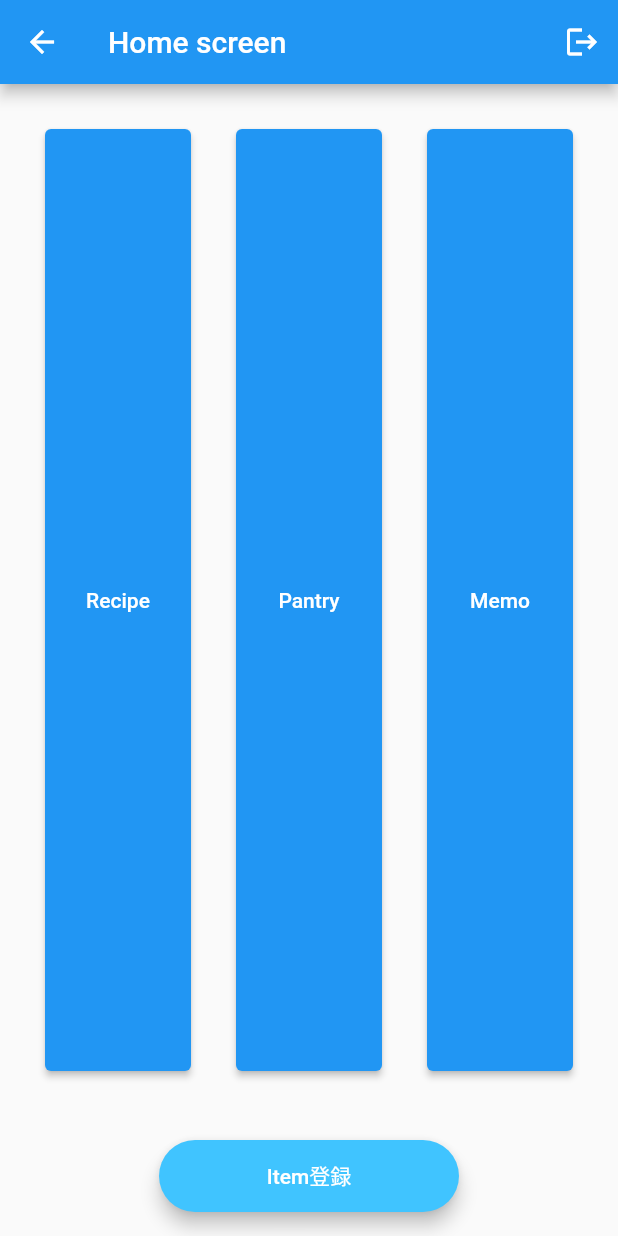
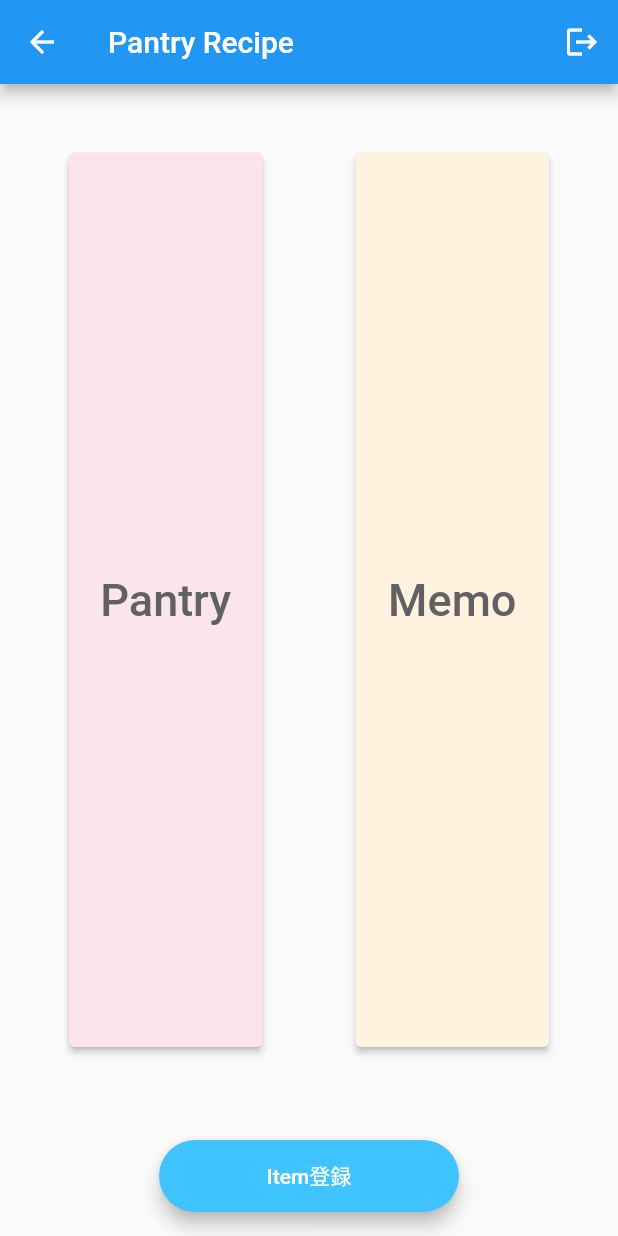
Before and after one commit to hiroyuki29/pantry-recipe-flutter, a Flutter app: the HomeScreen screen opened directly, on a phone screen of 412 x 824 dp. Run offline on Flutter 3.47's test engine with Material 2 defaults, Android fonts, the phone set to English and light mode, and no system bars; our stand-ins replace flutter_hooks, fluttertoast, hooks_riverpod, shared_preferences; accounts and stored records are empty.

Commit message:
modify design

```diff
--- a/lib/api/networking.dart
+++ b/lib/api/networking.dart
@@ -4,6 +4,7 @@ class NetworkHelper {
   NetworkHelper();
 
   final String apiBaseUrl = 'https://nasuhiro-pantry-recipe.herokuapp.com/v1/';
+  // final String apiBaseUrl = 'http://localhost:3000/v1/';
 
   Future getData(
       {required String urlInput,
--- a/lib/constants.dart
+++ b/lib/constants.dart
@@ -27,3 +27,5 @@ const kInputTextDecoration = InputDecoration(
     borderRadius: BorderRadius.all(Radius.circular(32.0)),
   ),
 );
+
+List<Color> tileColorList = [Colors.grey.shade50, Colors.lightGreen.shade50, Colors.red.shade100, Colors.cyan.shade50, Colors.purple.shade50, Colors.yellow.shade50, Colors.brown.shade50];
--- a/lib/main.dart
+++ b/lib/main.dart
@@ -4,7 +4,7 @@ import 'package:pantry_recipe_flutter/screens/singin_and_signup_screen.dart';
 
 void main() {
   runApp(
-    ProviderScope(
+    const ProviderScope(
       child: MyApp(),
     ),
   );
@@ -16,7 +16,7 @@ class MyApp extends StatelessWidget {
   @override
   Widget build(BuildContext context) {
     return MaterialApp(
-      title: 'Flutter Demo',
+      title: 'Pantry Recipe',
       theme: ThemeData(
         primarySwatch: Colors.blue,
       ),
--- a/lib/screens/add_new_item_screen.dart
+++ b/lib/screens/add_new_item_screen.dart
@@ -44,7 +44,7 @@ class AddNewItemScreen extends HookConsumerWidget {
           crossAxisAlignment: CrossAxisAlignment.stretch,
           children: <Widget>[
             const Text(
-              'Add Item',
+              'アイテム追加',
               textAlign: TextAlign.center,
               style: TextStyle(
                 fontSize: 30.0,
--- a/lib/screens/home_screen.dart
+++ b/lib/screens/home_screen.dart
@@ -13,7 +13,7 @@ class HomeScreen extends HookConsumerWidget {
   Widget build(BuildContext context, WidgetRef ref) {
     return Scaffold(
       appBar: AppBar(
-        title: const Text('Home screen'),
+        title: const Text('Pantry Recipe'),
         actions: const [
           IconButtonForSignOut(),
         ],
@@ -31,23 +31,29 @@ class HomeScreen extends HookConsumerWidget {
                 const SizedBox(
                   width: 30,
                 ),
+                // Expanded(
+                //   child: ElevatedButton(
+                //     onPressed: () async {
+                //       Navigator.push(
+                //         context,
+                //         MaterialPageRoute(
+                //             builder: (context) => const HomeScreen()),
+                //       );
+                //     },
+                //     child: const Text('Recipe'),
+                //   ),
+                // ),
+                // const SizedBox(
+                //   width: 30,
+                // ),
                 Expanded(
+                  child: Padding(
+                    padding: const EdgeInsets.all(16.0),
                     child: ElevatedButton(
-                    onPressed: () async {
-                      Navigator.push(
-                        context,
-                        MaterialPageRoute(
-                            builder: (context) => const HomeScreen()),
-                      );
-                    },
-                    child: const Text('Recipe'),
+                      style: ButtonStyle(
+                        backgroundColor:
+                            MaterialStateProperty.all<Color>(Colors.pink.shade50),
                       ),
-                ),
-                const SizedBox(
-                  width: 30,
-                ),
-                Expanded(
-                  child: ElevatedButton(
                       onPressed: () async {
                         Navigator.push(
                           context,
@@ -55,14 +61,27 @@ class HomeScreen extends HookConsumerWidget {
                               builder: (context) => const PantryShowScreen()),
                         );
                       },
-                    child: const Text('Pantry'),
+                      child: Text(
+                        'Pantry',
+                        style: TextStyle(
+                          color: Colors.grey.shade700,
+                          fontSize: 30,
+                        ),
+                      ),
+                    ),
                   ),
                 ),
                 const SizedBox(
                   width: 30,
                 ),
                 Expanded(
+                  child: Padding(
+                    padding: const EdgeInsets.all(16.0),
                     child: ElevatedButton(
+                      style: ButtonStyle(
+                        backgroundColor:
+                            MaterialStateProperty.all<Color>(Colors.orange.shade50),
+                      ),
                       onPressed: () async {
                         Navigator.push(
                           context,
@@ -70,7 +89,14 @@ class HomeScreen extends HookConsumerWidget {
                               builder: (context) => const MemoIndexScreen()),
                         );
                       },
-                    child: const Text('Memo'),
+                      child: Text(
+                        'Memo',
+                        style: TextStyle(
+                          color: Colors.grey.shade700,
+                          fontSize: 30,
+                        ),
+                      ),
+                    ),
                   ),
                 ),
                 const SizedBox(
--- a/lib/screens/memo_index_screen.dart
+++ b/lib/screens/memo_index_screen.dart
@@ -29,7 +29,7 @@ class MemoIndexScreen extends HookConsumerWidget {
 
     return Scaffold(
       appBar: AppBar(
-        title: const Text('Memo_index'),
+        title: const Text('買い物メモリスト'),
         actions: const [
           IconButtonForSignOut(),
         ],
@@ -146,6 +146,7 @@ class UserMemoTile extends HookConsumerWidget {
   Widget build(BuildContext context, WidgetRef ref) {
     return Card(
       child: ListTile(
+        tileColor: Colors.grey.shade100,
         title: Text(memo.name),
         subtitle: Text('password: ${memo.password}'),
         trailing: Row(
--- a/lib/screens/pantry_edit_screen.dart
+++ b/lib/screens/pantry_edit_screen.dart
@@ -43,7 +43,7 @@ class PantryEditScreen extends HookConsumerWidget {
           crossAxisAlignment: CrossAxisAlignment.stretch,
           children: <Widget>[
             Text(
-              '数量編集　${pantryItem.name}',
+              '数量変更　${pantryItem.name}',
               textAlign: TextAlign.center,
               style: const TextStyle(
                 fontSize: 30.0,
--- a/lib/screens/shopping_screen.dart
+++ b/lib/screens/shopping_screen.dart
@@ -1,6 +1,7 @@
 import 'package:flutter/material.dart';
 import 'package:hooks_riverpod/hooks_riverpod.dart';
 import 'package:flutter_hooks/flutter_hooks.dart';
+import 'package:pantry_recipe_flutter/constants.dart';
 import 'package:pantry_recipe_flutter/components/rounded_button.dart';
 import 'package:pantry_recipe_flutter/components/bottom_navigator.dart';
 import 'package:pantry_recipe_flutter/components/icon_button_for_signout.dart';
@@ -78,6 +79,7 @@ class ShoppingListTile extends HookConsumerWidget {
   Widget build(BuildContext context, WidgetRef ref) {
     return Card(
       child: CheckboxListTile(
+        tileColor: tileColorList[memoItem.categoryId],
         value: memoItem.done,
         onChanged: (bool? value) async {
           await ref.read(memoItemViewController).toggleDoneStatus(memoItem);
--- a/lib/screens/singin_and_signup_screen.dart
+++ b/lib/screens/singin_and_signup_screen.dart
@@ -8,7 +8,6 @@ import 'package:pantry_recipe_flutter/repository/user_repository.dart';
 import 'package:pantry_recipe_flutter/screens/home_screen.dart';
 
 class SignInAndSingUpScreen extends HookConsumerWidget {
-  static const id = 'login_screen';
   String? email;
   String? password;
 
@@ -66,9 +65,8 @@ class SignInAndSingUpScreen extends HookConsumerWidget {
                   Navigator.push(
                       context,
                       MaterialPageRoute(
-                          builder: (context) => const HomeScreen())
-                  );
-                } catch(e) {
+                          builder: (context) => const HomeScreen()));
+                } catch (e) {
                   Fluttertoast.showToast(msg: "ログインに失敗しました");
                 }
               },
@@ -83,9 +81,8 @@ class SignInAndSingUpScreen extends HookConsumerWidget {
                   Navigator.push(
                       context,
                       MaterialPageRoute(
-                          builder: (context) => const HomeScreen())
-                  );
-                } catch(e) {
+                          builder: (context) => const HomeScreen()));
+                } catch (e) {
                   Fluttertoast.showToast(msg: "新規登録に失敗しました");
                 }
               },
```
Also changed, not shown: lib/screens/item_register_screen.dart (+26 -4 lines), lib/screens/memo_item_register_screen.dart (+25 -2 lines), lib/screens/pantry_register_screen.dart (+27 -3 lines), lib/screens/pantry_show_screen.dart (+15 -13 lines). Lines whose indentation alone changed are shown as unchanged.
